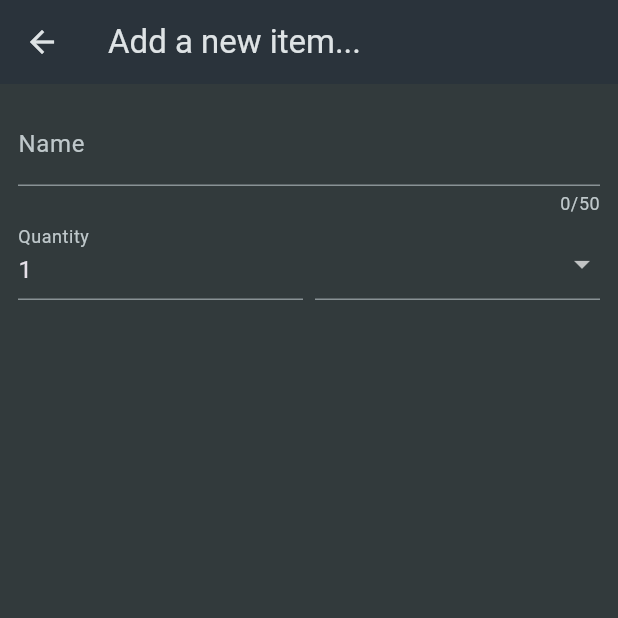
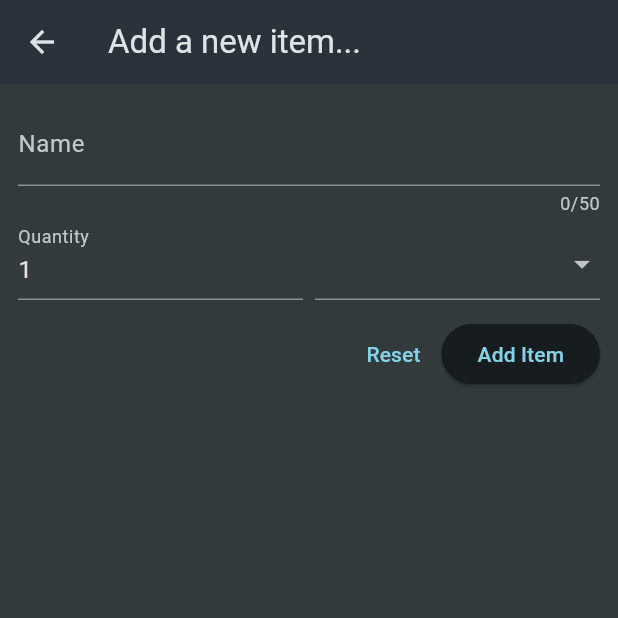
Before and after one commit to Squubis/shopping_list, a Flutter app: the NewItem screen opened directly, on a phone screen of 412 x 824 dp, the top half of it. Run offline on Flutter 3.47's test engine with Material 3 defaults, Android fonts, the phone set to English and light mode, and no system bars.

Commit message:
Added new row with buttons

```diff
--- a/lib/widgets/new_item.dart
+++ b/lib/widgets/new_item.dart
@@ -54,6 +54,13 @@ class _NewItemState extends State<NewItem>{
                 ,)
               ], onChanged: (value){}),
             )
+          ],),
+         const SizedBox(height: 12,),
+          Row(
+            mainAxisAlignment: MainAxisAlignment.end,
+            children: [
+              TextButton(onPressed: (){}, child: const Text("Reset")),
+               ElevatedButton(onPressed: (){}, child: const Text("Add Item")),
           ],)
         ],
         )
```
